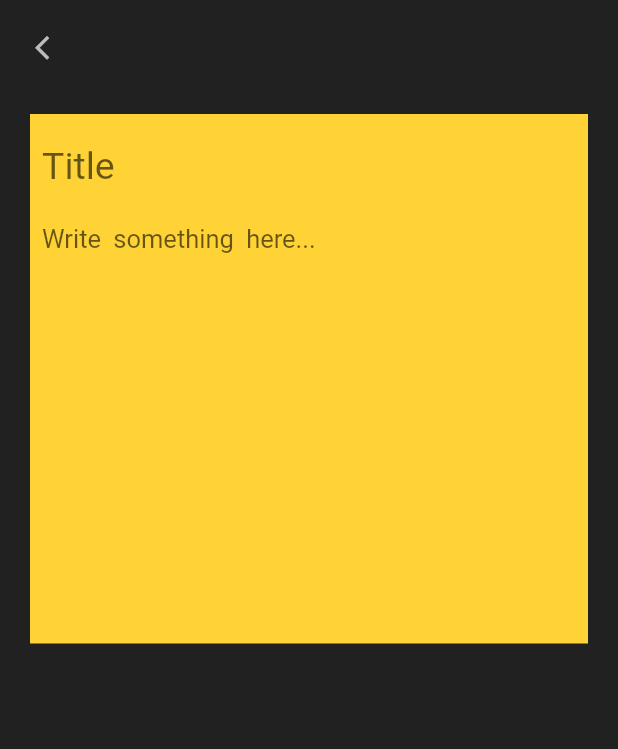
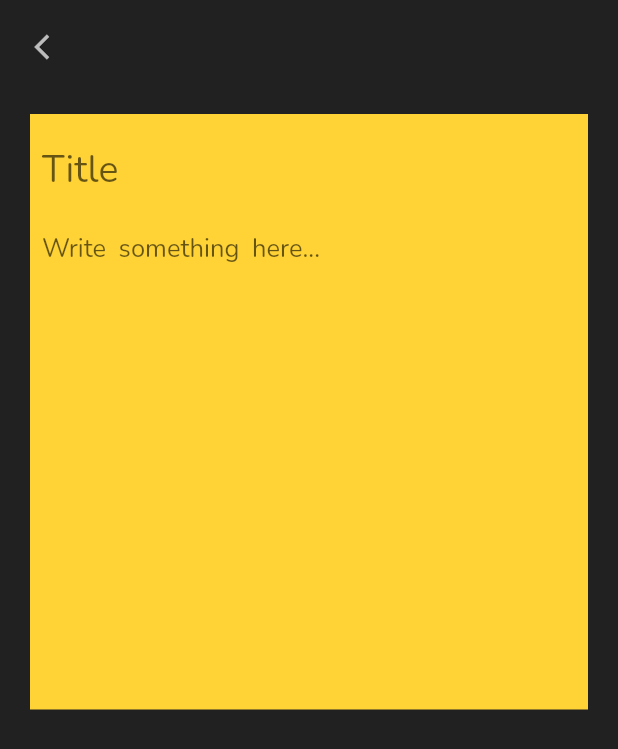
Before and after one commit to hannaaah/Notes, a Flutter app: the screen it shows after launch, after a tap on the "add" icon, on a phone screen of 412 x 824 dp. Shown: the top 749 px of the screen. Run offline on Flutter 3.47's test engine with Material 2 defaults, Android fonts, the phone set to English and light mode, and no system bars; our stand-ins replace get, google_fonts, hive, hive_flutter; accounts and stored records are empty; generated files the repository leaves out were written again.

Commit message:
Fixed a bug that caused loss of some info.

```diff
--- a/lib/controllers/note_controller.dart
+++ b/lib/controllers/note_controller.dart
@@ -6,9 +6,13 @@ import '../model/notemodel.dart';
 class NoteController extends GetxController {
   Box<dynamic> notes = Hive.box("Notes");
 
+  NoteModel getNote(int index) {
+    return notes.getAt(index);
+  }
+
   void addNote(String title, String body) {
     final newNote = NoteModel(
-        title: title == "" ? "No title" : title,
+        title: title,
         body: body,
         date: DateFormat('dd MMM, yyyy').format(DateTime.now()).toString());
     if (notes.length != 0) {
--- /dev/null
+++ b/lib/themes/themes.dart
@@ -0,0 +1,16 @@
+import 'package:flutter/cupertino.dart';
+import 'package:flutter/material.dart';
+import 'package:google_fonts/google_fonts.dart';
+
+class Themes {
+  static TextStyle titleStyle = GoogleFonts.nunito(fontSize: 25);
+  static TextStyle bodyStyle = GoogleFonts.nunito(fontSize: 15);
+  static TextStyle dateStyle = GoogleFonts.nunito(
+    color: Colors.black38,
+    fontSize: 12,
+  );
+  static TextStyle editBodyStyle = GoogleFonts.nunito(
+    wordSpacing: 4,
+    fontSize: 17,
+  );
+}
--- a/lib/views/home.dart
+++ b/lib/views/home.dart
@@ -3,8 +3,8 @@ import 'package:get/get.dart';
 import 'package:google_fonts/google_fonts.dart';
 import 'package:hive/hive.dart';
 import 'package:hive_flutter/hive_flutter.dart';
+import 'package:notes/widgets/icon.dart';
 import 'package:notes/widgets/notecard.dart';
-import '../widgets/icon.dart';
 
 class Home extends StatelessWidget {
   Box<dynamic> noteBox = Hive.box("Notes");
@@ -53,10 +53,10 @@ class Home extends StatelessWidget {
                   );
               }),
         ),
-        floatingActionButton: IconWidget(
+        floatingActionButton: ButttonIcon(
             icon: Icons.add_rounded,
             onpressed: () {
               Get.toNamed("Newnote");
-            }));
+            }).floatingIcon());
   }
 }
--- a/lib/views/new_note.dart
+++ b/lib/views/new_note.dart
@@ -1,39 +1,69 @@
 import 'package:get/get.dart';
 import 'package:flutter/material.dart';
 import 'package:notes/controllers/note_controller.dart';
-import 'package:google_fonts/google_fonts.dart';
+import 'package:notes/model/notemodel.dart';
+import 'package:notes/themes/themes.dart';
+import 'package:notes/widgets/icon.dart';
 import '../widgets/dialogbox.dart';
 
-// ignore: must_be_immutable
 class NewNote extends StatelessWidget {
-  final titlecontroller = TextEditingController(text: Get.parameters['title']);
-  final bodycontroller = TextEditingController(text: Get.parameters['body']);
+  NoteModel note;
+  int index;
+  bool toEdit;
+  TextEditingController titlecontroller = TextEditingController();
+  TextEditingController bodycontroller = TextEditingController();
 
-  final bool isEdit = Get.parameters['body'] != null;
+  NoteController controller = Get.put(NoteController());
 
-  final int index =
-      Get.parameters['index'] == null ? 0 : int.parse(Get.parameters['index']);
+  NewNote({this.index}) {
+    toEdit = (index != null);
+    if (toEdit) {
+      note = controller.getNote(index);
+      titlecontroller.text = note.title;
+      bodycontroller.text = note.body;
+    }
+  }
 
-  NoteController controller = NoteController();
+  saveNote() {
+    Dialogbox(
+        canceltext: "DISCARD",
+        confirmtext: "SAVE",
+        middletext: "Hey, You like to save the Note?",
+        onconfirm: () {
+          if (toEdit) controller.delNote(index);
+          controller.addNote(titlecontroller.text, bodycontroller.text);
+          Get.back();
+          Get.back();
+        }).dialogBox();
+  }
+
+  deleteNote() {
+    Dialogbox(
+        canceltext: "NO",
+        confirmtext: "YES",
+        middletext: "Are you sure you want to delete?",
+        onconfirm: () {
+          controller.delNote(index);
+          Get.back();
+          Get.back();
+        }).dialogBox();
+  }
 
   onBack() {
-    if ((bodycontroller.text == Get.parameters['body'] &&
-            titlecontroller.text == Get.parameters['title']) ||
-        bodycontroller.text == "")
+    if (toEdit) {
+      note = controller.getNote(index);
+      if (titlecontroller.text == note.title &&
+          bodycontroller.text == note.body)
+        Get.back();
+      else if (bodycontroller.text == "" && titlecontroller.text == "") {
+        controller.delNote(index);
+        Get.back();
+      } else
+        saveNote();
+    } else if (bodycontroller.text == "" && titlecontroller.text == "")
       Get.back();
-    else {
-      final save = Dialogbox(
-          canceltext: "DISCARD",
-          confirmtext: "SAVE",
-          middletext: "Hey, You like to save the Note?",
-          onconfirm: () {
-            if (isEdit) controller.delNote(index);
-            controller.addNote(titlecontroller.text, bodycontroller.text);
-            Get.back();
-            Get.back();
-          });
-      save.dialogBox();
-    }
+    else
+      saveNote();
   }
 
   @override
@@ -49,41 +79,24 @@ class NewNote extends StatelessWidget {
           backgroundColor: Color(0xff222122),
           leading: Padding(
             padding: const EdgeInsets.only(left: 10, top: 7),
-            child: IconButton(
-              splashColor: Color(0xff222122),
-              icon: Icon(
-                Icons.arrow_back_ios,
-                size: 19,
-                color: Colors.white70,
-              ),
-              onPressed: () {
+            child: ButttonIcon(
+              icon: Icons.arrow_back_ios,
+              size: 20,
+              onpressed: () {
                 onBack();
               },
-            ),
+            ).appbarIcons(),
           ),
-          actions: isEdit
+          actions: toEdit
               ? ([
                   Padding(
                     padding: const EdgeInsets.only(right: 10, top: 10),
-                    child: IconButton(
-                      iconSize: 30,
-                      icon: Icon(
-                        Icons.delete_outline_outlined,
-                        color: Colors.white70,
-                      ),
-                      onPressed: () {
-                        final del = Dialogbox(
-                            canceltext: "NO",
-                            confirmtext: "YES",
-                            middletext: "Are you sure you want to delete?",
-                            onconfirm: () {
-                              controller.delNote(index);
-                              Get.back();
-                              Get.back();
-                            });
-                        del.dialogBox();
+                    child: ButttonIcon(
+                      icon: Icons.delete_outline_outlined,
+                      onpressed: () {
+                        deleteNote();
                       },
-                    ),
+                    ).appbarIcons(),
                   )
                 ])
               : null,
@@ -107,11 +120,11 @@ class NewNote extends StatelessWidget {
                         TextField(
                           controller: titlecontroller,
                           textCapitalization: TextCapitalization.sentences,
-                          style: GoogleFonts.varelaRound(fontSize: 25),
+                          style: Themes.titleStyle,
                           decoration: InputDecoration(
                               border: InputBorder.none,
                               hintText: "Title",
-                              hintStyle: TextStyle(fontSize: 25)),
+                              hintStyle: Themes.titleStyle),
                           cursorColor: Colors.grey[800],
                           cursorWidth: 1.5,
                           cursorHeight: 31,
@@ -119,19 +132,14 @@ class NewNote extends StatelessWidget {
                         TextField(
                           controller: bodycontroller,
                           textCapitalization: TextCapitalization.sentences,
-                          style: GoogleFonts.varelaRound(
-                            wordSpacing: 4,
-                            fontSize: 17,
-                          ),
+                          style: Themes.editBodyStyle,
                           keyboardType: TextInputType.multiline,
                           minLines: 13,
                           maxLines: null,
                           decoration: InputDecoration(
                               border: InputBorder.none,
                               hintText: "Write something here...",
-                              hintStyle: TextStyle(
-                                fontSize: 17,
-                              )),
+                              hintStyle: Themes.editBodyStyle),
                           cursorHeight: 25,
                           cursorColor: Colors.grey[800],
                           cursorWidth: 1.5,
--- a/lib/widgets/icon.dart
+++ b/lib/widgets/icon.dart
@@ -1,13 +1,13 @@
 import 'package:flutter/material.dart';
 
-class IconWidget extends StatelessWidget {
+class ButttonIcon {
   final icon;
+  final double size;
   final Function onpressed;
 
-  IconWidget({this.icon, this.onpressed});
+  ButttonIcon({this.icon, this.onpressed, this.size: 26});
 
-  @override
-  Widget build(BuildContext context) {
+  floatingIcon() {
     return Padding(
       padding: const EdgeInsets.symmetric(vertical: 20),
       child: RaisedButton(
@@ -15,7 +15,7 @@ class IconWidget extends StatelessWidget {
         color: Colors.grey[800],
         shape: CircleBorder(),
         child: Padding(
-          padding: const EdgeInsets.all(8.0),
+          padding: const EdgeInsets.all(7.0),
           child: Icon(
             icon,
             size: 35,
@@ -25,4 +25,16 @@ class IconWidget extends StatelessWidget {
       ),
     );
   }
+
+  appbarIcons() {
+    return IconButton(
+      splashColor: Color(0xff222122),
+      icon: Icon(
+        icon,
+        size: size,
+        color: Colors.white70,
+      ),
+      onPressed: onpressed,
+    );
+  }
 }
```
Also changed, not shown: lib/widgets/notecard.dart (+18 -22 lines), pubspec.yaml (+4 -5 lines).
